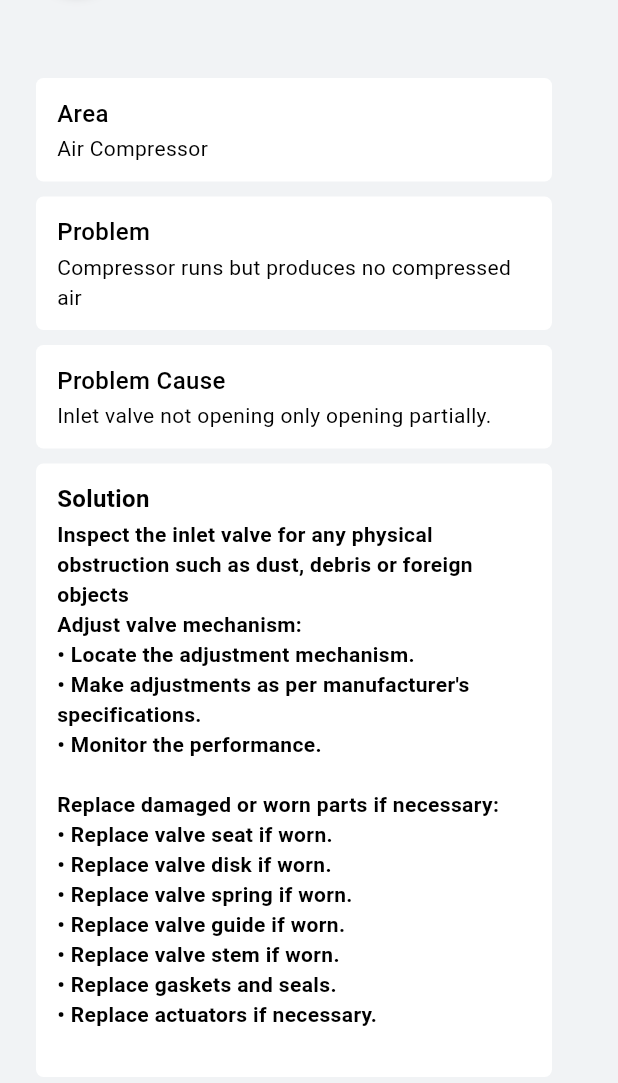
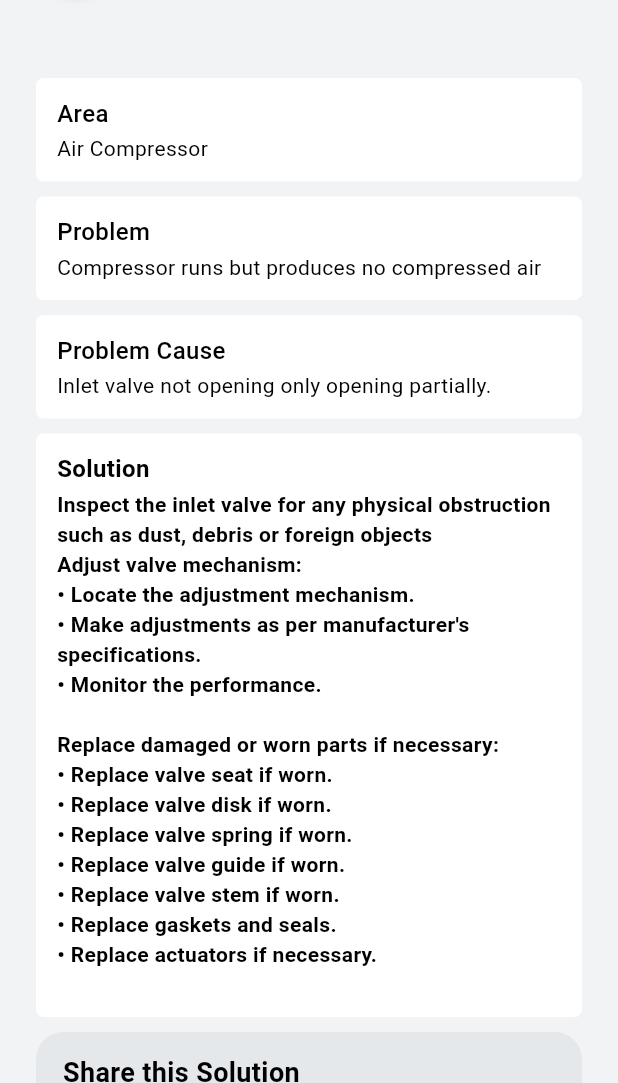
Before and after one commit to zeeshanhaider5121472/haiderWebApp, a Flutter app: the SolutionScreenVU screen opened directly, on a phone screen of 412 x 824 dp, the part 153-1236 px from its top. Run offline on Flutter 3.47's test engine with Material 3 defaults, Android fonts, the phone set to English and light mode, and no system bars; our stand-ins replace get, go_router, share_plus, stacked; project files that could hold a hidden picture were left out.

Commit message:
minor changes

```diff
--- a/lib/solution_screen/solution_screen_vu.dart
+++ b/lib/solution_screen/solution_screen_vu.dart
@@ -323,9 +323,13 @@ class _SolutionScreenVUState extends State<SolutionScreenVU> {
                             ],
                           ),
                         ),
-                        const SizedBox(
-                          width: 20,
-                        ),
+                        screenSize.width > 600
+                            ? const SizedBox(
+                                width: 20,
+                              )
+                            : const SizedBox(
+                                width: 0,
+                              ),
 
                         screenSize.width > 600
                             ? Expanded(
```
Also changed, not shown: lib/booster_compressor_screens/solution_booster_compressor_screen_vu.dart (+7 -3 lines).
